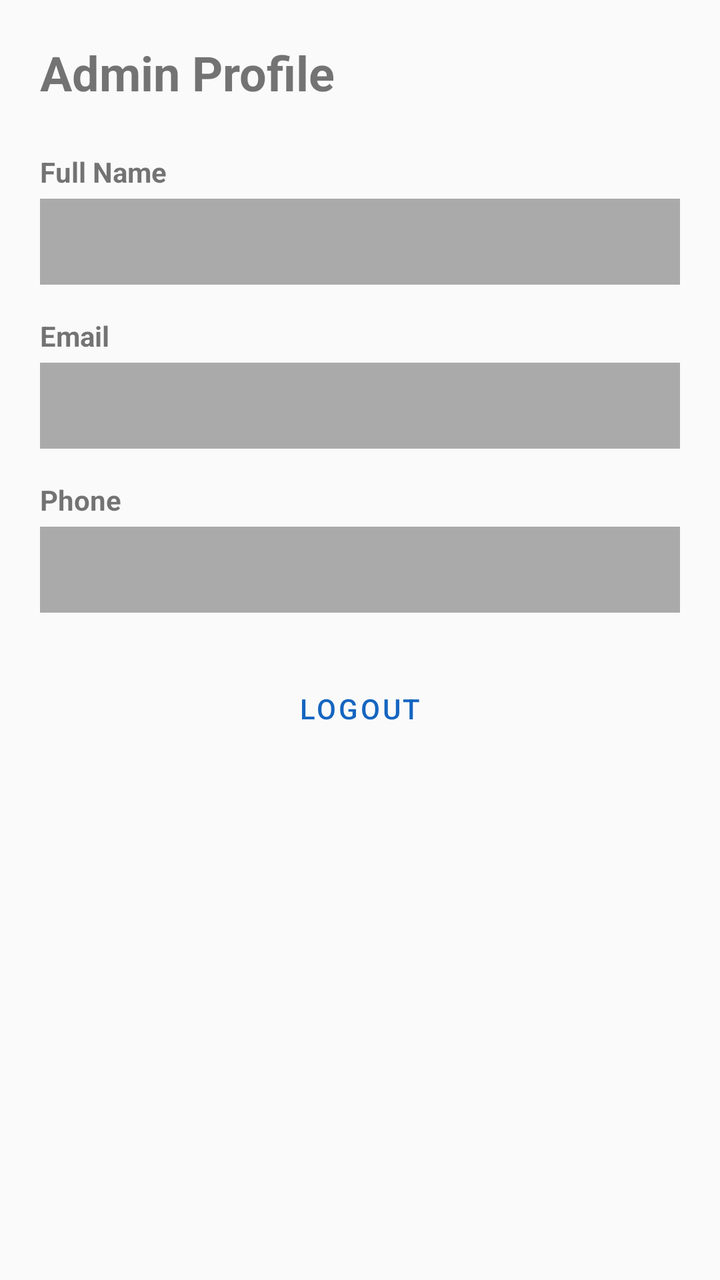
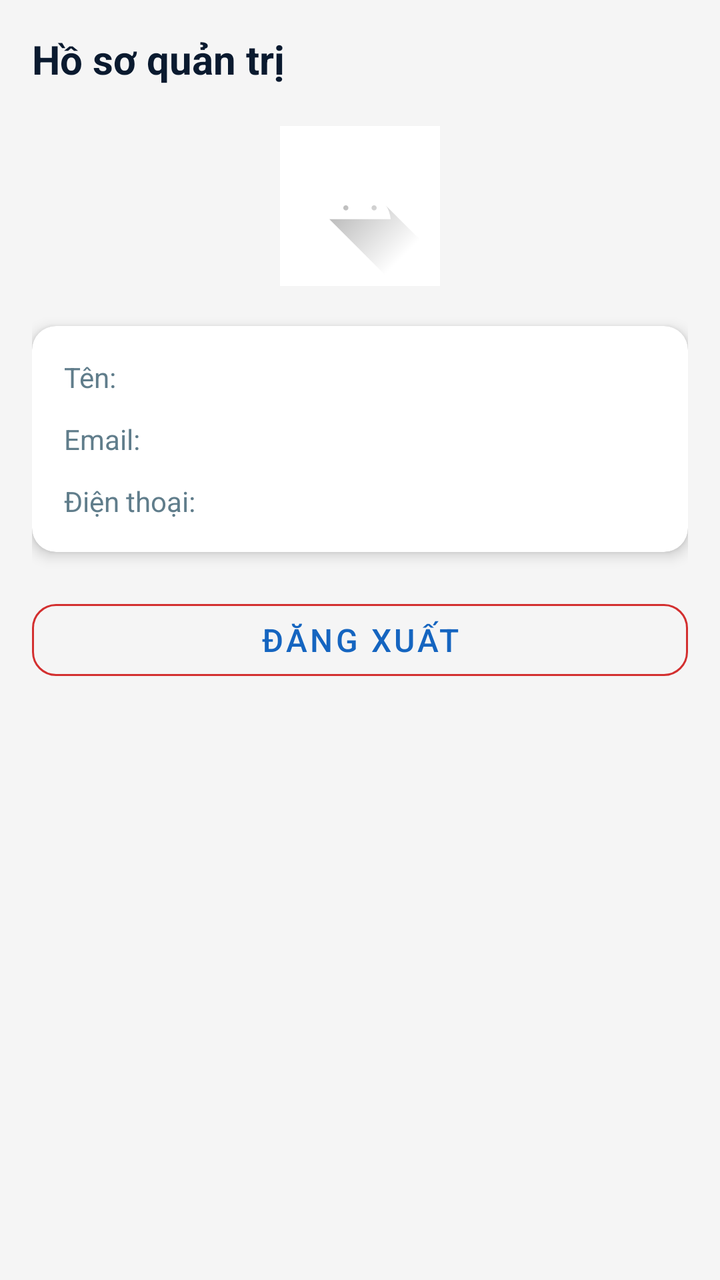

Screens rendered from an Android XML layout before and after an edit, with the pre-edit source and the edit as a unified diff.
<!-- AndroidManifest.xml: application theme Theme.BusBooking -->
<!-- res/layout/fragment_admin_profile.xml -->
<?xml version="1.0" encoding="utf-8"?>
<ScrollView xmlns:android="http://schemas.android.com/apk/res/android"
    android:layout_width="match_parent"
    android:layout_height="match_parent">

    <LinearLayout
        android:layout_width="match_parent"
        android:layout_height="wrap_content"
        android:orientation="vertical"
        android:padding="20dp">

        <TextView
            android:layout_width="wrap_content"
            android:layout_height="wrap_content"
            android:text="Admin Profile"
            android:textSize="24sp"
            android:textStyle="bold"
            android:layout_marginBottom="24dp" />

        <TextView
            android:layout_width="wrap_content"
            android:layout_height="wrap_content"
            android:text="Full Name"
            android:textStyle="bold"
            android:textSize="14sp"
            android:layout_marginBottom="4dp" />

        <TextView
            android:id="@+id/nameText"
            android:layout_width="match_parent"
            android:layout_height="wrap_content"
            android:padding="12dp"
            android:layout_marginBottom="16dp"
            android:background="@android:color/darker_gray" />

        <TextView
            android:layout_width="wrap_content"
            android:layout_height="wrap_content"
            android:text="Email"
            android:textStyle="bold"
            android:textSize="14sp"
            android:layout_marginBottom="4dp" />

        <TextView
            android:id="@+id/emailText"
            android:layout_width="match_parent"
            android:layout_height="wrap_content"
            android:padding="12dp"
            android:layout_marginBottom="16dp"
            android:background="@android:color/darker_gray" />

        <TextView
            android:layout_width="wrap_content"
            android:layout_height="wrap_content"
            android:text="Phone"
            android:textStyle="bold"
            android:textSize="14sp"
            android:layout_marginBottom="4dp" />

        <TextView
            android:id="@+id/phoneText"
            android:layout_width="match_parent"
            android:layout_height="wrap_content"
            android:padding="12dp"
            android:layout_marginBottom="24dp"
            android:background="@android:color/darker_gray" />

        <ProgressBar
            android:id="@+id/progressBar"
            android:layout_width="wrap_content"
            android:layout_height="wrap_content"
            android:visibility="gone"
            android:layout_gravity="center"
            android:layout_marginBottom="16dp" />

        <TextView
            android:id="@+id/errorText"
            android:layout_width="match_parent"
            android:layout_height="wrap_content"
            android:visibility="gone"
            android:textColor="@android:color/holo_red_dark"
            android:layout_marginBottom="16dp" />

        <Button
            android:id="@+id/logoutButton"
            android:layout_width="match_parent"
            android:layout_height="wrap_content"
            android:text="LOGOUT"
            style="@style/Widget.MaterialComponents.Button.OutlinedButton" />

    </LinearLayout>

</ScrollView>
<!-- resources referenced by this layout -->
<resources>
  <style name="Theme.BusBooking" parent="Theme.MaterialComponents.Light.NoActionBar.Bridge">
          <item name="colorPrimary">@color/blue_primary</item>
          <item name="colorPrimaryDark">@color/blue_primary_dark</item>
          <item name="colorAccent">@color/blue_accent</item>
      </style>
  <color name="blue_primary">#1565C0</color>
  <color name="blue_primary_dark">#0D47A1</color>
  <color name="blue_accent">#2196F3</color>
</resources>

<!-- the commit's change to res/layout/fragment_admin_profile.xml (unified diff, before → after) -->
@@ -1,93 +1,143 @@
 <?xml version="1.0" encoding="utf-8"?>
-<ScrollView xmlns:android="http://schemas.android.com/apk/res/android"
+<androidx.core.widget.NestedScrollView xmlns:android="http://schemas.android.com/apk/res/android"
+    xmlns:app="http://schemas.android.com/apk/res-auto"
     android:layout_width="match_parent"
-    android:layout_height="match_parent">
+    android:layout_height="match_parent"
+    android:background="@color/background_grey">
 
     <LinearLayout
         android:layout_width="match_parent"
         android:layout_height="wrap_content"
         android:orientation="vertical"
-        android:padding="20dp">
+        android:padding="16dp">
 
+        
         <TextView
             android:layout_width="wrap_content"
             android:layout_height="wrap_content"
-            android:text="Admin Profile"
-            android:textSize="24sp"
+            android:text="Hồ sơ quản trị"
+            android:textSize="20sp"
             android:textStyle="bold"
-            android:layout_marginBottom="24dp" />
+            android:textColor="@color/text_primary"
+            android:layout_marginBottom="20dp" />
 
-        <TextView
-            android:layout_width="wrap_content"
-            android:layout_height="wrap_content"
-            android:text="Full Name"
-            android:textStyle="bold"
-            android:textSize="14sp"
-            android:layout_marginBottom="4dp" />
+        
+        <ImageView
+            android:layout_width="80dp"
+            android:layout_height="80dp"
+            android:layout_gravity="center_horizontal"
+            android:layout_marginBottom="20dp"
+            android:src="@drawable/ic_launcher_foreground"
+            android:scaleType="centerInside"
+            android:background="@color/background_white"
+            android:padding="4dp" />
 
-        <TextView
-            android:id="@+id/nameText"
+        
+        <androidx.cardview.widget.CardView
             android:layout_width="match_parent"
             android:layout_height="wrap_content"
-            android:padding="12dp"
-            android:layout_marginBottom="16dp"
-            android:background="@android:color/darker_gray" />
+            app:cardCornerRadius="12dp"
+            app:cardElevation="4dp"
+            android:layout_marginBottom="20dp">
 
-        <TextView
-            android:layout_width="wrap_content"
-            android:layout_height="wrap_content"
-            android:text="Email"
-            android:textStyle="bold"
-            android:textSize="14sp"
-            android:layout_marginBottom="4dp" />
+            <LinearLayout
+                android:layout_width="match_parent"
+                android:layout_height="wrap_content"
+                android:orientation="vertical"
+                android:padding="16dp">
 
-        <TextView
-            android:id="@+id/emailText"
-            android:layout_width="match_parent"
-            android:layout_height="wrap_content"
-            android:padding="12dp"
-            android:layout_marginBottom="16dp"
-            android:background="@android:color/darker_gray" />
+                
+                <LinearLayout
+                    android:layout_width="match_parent"
+                    android:layout_height="wrap_content"
+                    android:orientation="horizontal"
+                    android:layout_marginBottom="12dp">
 
-        <TextView
-            android:layout_width="wrap_content"
-            android:layout_height="wrap_content"
-            android:text="Phone"
-            android:textStyle="bold"
-            android:textSize="14sp"
-            android:layout_marginBottom="4dp" />
+                    <TextView
+                        android:layout_width="0dp"
+                        android:layout_height="wrap_content"
+                        android:layout_weight="1"
+                        android:text="Tên:"
+                        android:textSize="14sp"
+                        android:textColor="@color/text_secondary" />
 
-        <TextView
-            android:id="@+id/phoneText"
-            android:layout_width="match_parent"
-            android:layout_height="wrap_content"
-            android:padding="12dp"
-            android:layout_marginBottom="24dp"
-            android:background="@android:color/darker_gray" />
+                    <TextView
+                        android:id="@+id/nameText"
+                        android:layout_width="0dp"
+                        android:layout_height="wrap_content"
+                        android:layout_weight="1"
+                        android:textSize="14sp"
+                        android:textColor="@color/text_primary"
+                        android:gravity="end" />
 
-        <ProgressBar
-            android:id="@+id/progressBar"
-            android:layout_width="wrap_content"
-            android:layout_height="wrap_content"
-            android:visibility="gone"
-            android:layout_gravity="center"
-            android:layout_marginBottom="16dp" />
+                </LinearLayout>
 
-        <TextView
-            android:id="@+id/errorText"
-            android:layout_width="match_parent"
-            android:layout_height="wrap_content"
-            android:visibility="gone"
-            android:textColor="@android:color/holo_red_dark"
-            android:layout_marginBottom="16dp" />
+                
+                <LinearLayout
+                    android:layout_width="match_parent"
+                    android:layout_height="wrap_content"
+                    android:orientation="horizontal"
+                    android:layout_marginBottom="12dp">
 
-        <Button
+                    <TextView
+                        android:layout_width="0dp"
+                        android:layout_height="wrap_content"
+                        android:layout_weight="1"
+                        android:text="Email:"
+                        android:textSize="14sp"
+                        android:textColor="@color/text_secondary" />
+
+                    <TextView
+                        android:id="@+id/emailText"
+                        android:layout_width="0dp"
+                        android:layout_height="wrap_content"
+                        android:layout_weight="1"
+                        android:textSize="14sp"
+                        android:textColor="@color/text_primary"
+                        android:gravity="end" />
+
+                </LinearLayout>
+
+                
+                <LinearLayout
+                    android:layout_width="match_parent"
+                    android:layout_height="wrap_content"
+                    android:orientation="horizontal">
+
+                    <TextView
+                        android:layout_width="0dp"
+                        android:layout_height="wrap_content"
+                        android:layout_weight="1"
+                        android:text="Điện thoại:"
+                        android:textSize="14sp"
+                        android:textColor="@color/text_secondary" />
+
+                    <TextView
+                        android:id="@+id/phoneText"
+                        android:layout_width="0dp"
+                        android:layout_height="wrap_content"
+                        android:layout_weight="1"
+                        android:textSize="14sp"
+                        android:textColor="@color/text_primary"
+                        android:gravity="end" />
+
+                </LinearLayout>
+
+            </LinearLayout>
+
+        </androidx.cardview.widget.CardView>
+
+        
+        <com.google.android.material.button.MaterialButton
             android:id="@+id/logoutButton"
             android:layout_width="match_parent"
-            android:layout_height="wrap_content"
-            android:text="LOGOUT"
-            style="@style/Widget.MaterialComponents.Button.OutlinedButton" />
+            android:layout_height="48dp"
+            android:text="Đăng xuất"
+            android:textSize="16sp"
+            style="@style/Widget.MaterialComponents.Button.OutlinedButton"
+            app:strokeColor="@color/error"
+            app:cornerRadius="12dp" />
 
     </LinearLayout>
 
-</ScrollView>
+</androidx.core.widget.NestedScrollView>
<!-- resource entries referenced after the edit -->
@@ -1,5 +1,41 @@
 <!-- resources referenced by this layout -->
 <resources>
+  <color name="background_grey">#F5F5F5</color>
+  <color name="background_white">#FFFFFF</color>
+  <color name="error">#D32F2F</color>
+  <color name="text_primary">#0A1A2F</color>
+  <color name="text_secondary">#607D8B</color>
+  <!-- drawable ic_launcher_foreground (drawable) -->
+  <vector xmlns:android="http://schemas.android.com/apk/res/android"
+      xmlns:aapt="http://schemas.android.com/aapt"
+      android:width="108dp"
+      android:height="108dp"
+      android:viewportWidth="108"
+      android:viewportHeight="108">
+      <path android:pathData="M31,63.928c0,0 6.4,-11 12.1,-13.1c7.2,-2.6 26,-1.4 26,-1.4l38.1,38.1L107,108.928l-32,-1L31,63.928z">
+          <aapt:attr name="android:fillColor">
+              <gradient
+                  android:endX="85.84757"
+                  android:endY="92.4963"
+                  android:startX="42.9492"
+                  android:startY="49.59793"
+                  android:type="linear">
+                  <item
+                      android:color="#44000000"
+                      android:offset="0.0" />
+                  <item
+                      android:color="#00000000"
+                      android:offset="1.0" />
+              </gradient>
+          </aapt:attr>
+      </path>
+      <path
+          android:fillColor="#FFFFFF"
+          android:fillType="nonZero"
+          android:pathData="M65.3,45.828l3.8,-6.6c0.2,-0.4 0.1,-0.9 -0.3,-1.1c-0.4,-0.2 -0.9,-0.1 -1.1,0.3l-3.9,6.7c-6.3,-2.8 -13.4,-2.8 -19.7,0l-3.9,-6.7c-0.2,-0.4 -0.7,-0.5 -1.1,-0.3C38.8,38.328 38.7,38.828 38.9,39.228l3.8,6.6C36.2,49.428 31.7,56.028 31,63.928h46C76.3,56.028 71.8,49.428 65.3,45.828zM43.4,57.328c-0.8,0 -1.5,-0.5 -1.8,-1.2c-0.3,-0.7 -0.1,-1.5 0.4,-2.1c0.5,-0.5 1.4,-0.7 2.1,-0.4c0.7,0.3 1.2,1 1.2,1.8C45.3,56.528 44.5,57.328 43.4,57.328L43.4,57.328zM64.6,57.328c-0.8,0 -1.5,-0.5 -1.8,-1.2s-0.1,-1.5 0.4,-2.1c0.5,-0.5 1.4,-0.7 2.1,-0.4c0.7,0.3 1.2,1 1.2,1.8C66.5,56.528 65.6,57.328 64.6,57.328L64.6,57.328z"
+          android:strokeWidth="1"
+          android:strokeColor="#00000000" />
+  </vector>
   <style name="Theme.BusBooking" parent="Theme.MaterialComponents.Light.NoActionBar.Bridge">
           <item name="colorPrimary">@color/blue_primary</item>
           <item name="colorPrimaryDark">@color/blue_primary_dark</item>
